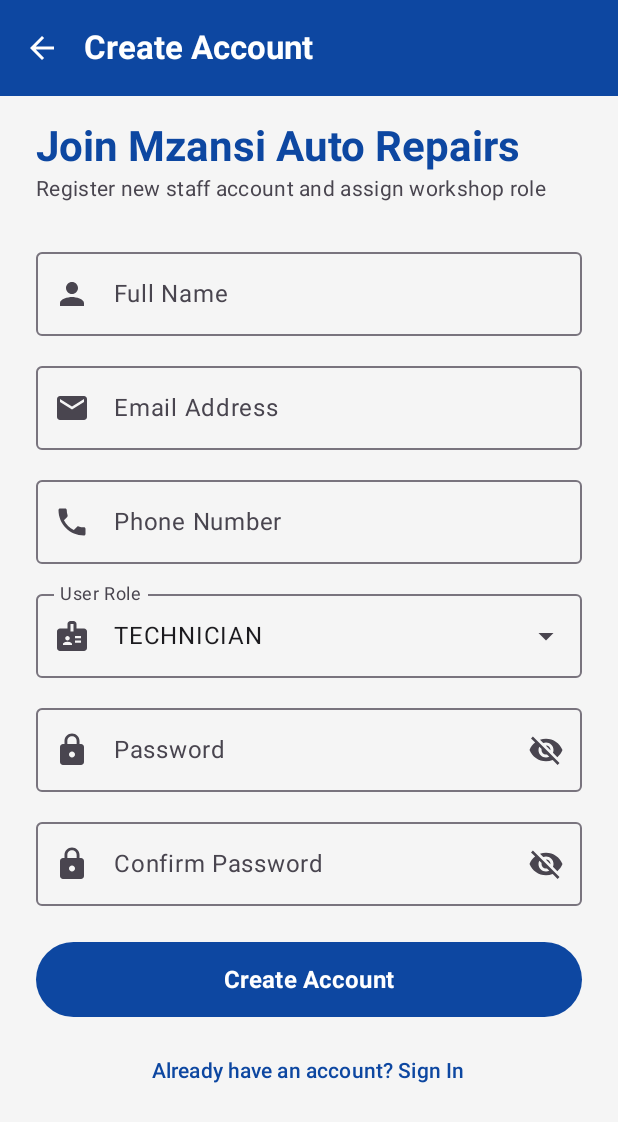
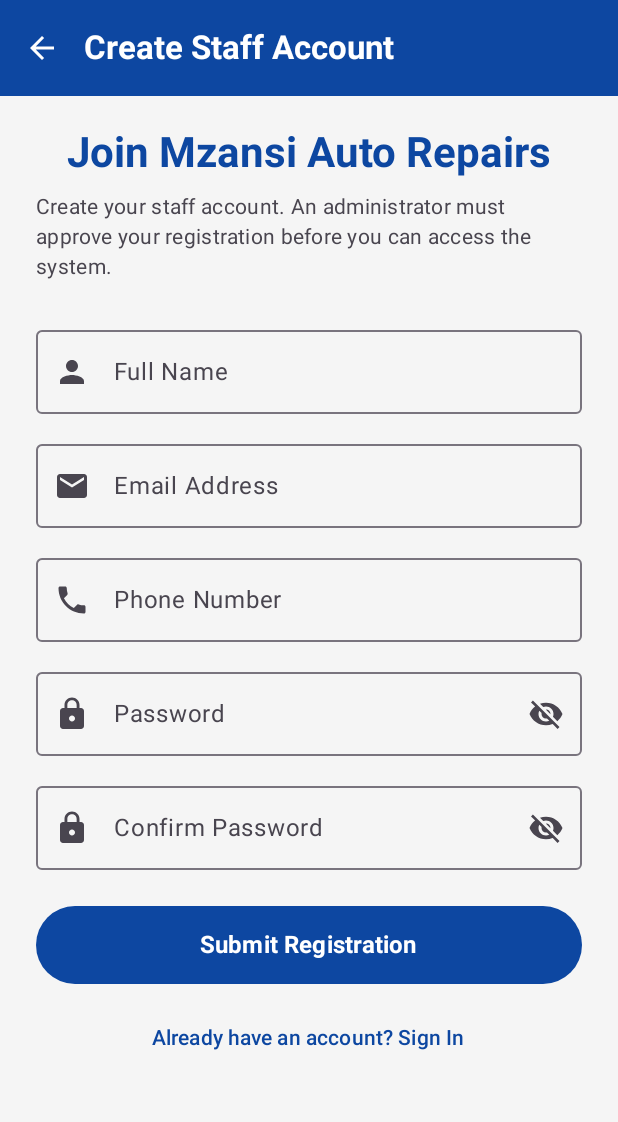
Before and after one commit to NtokozoNolu24/WIL_SEMESTER_2, an Android app built with Jetpack Compose: the RegisterScreen screen opened through its navigation route, on a phone screen of 412 x 824 dp. Shown: the top 1122 px of the screen. Run offline under Robolectric (Android 15) with nearby library versions, the phone set to English and light mode, and no system bars; our stand-ins replace Firebase (no records; nobody signed in at launch, a user with empty details on screens opened directly), Room's generated code.

Commit message:
fixing the problems in our current screen and prevents users from choosing their own roles.

```diff
--- a/app/src/main/java/com/mzansiautorepairs/screens/RegisterScreen.kt
+++ b/app/src/main/java/com/mzansiautorepairs/screens/RegisterScreen.kt
@@ -1,12 +1,10 @@
 package com.mzansiautorepairs.screens
 
-import android.annotation.SuppressLint
 import androidx.compose.foundation.layout.*
 import androidx.compose.foundation.rememberScrollState
 import androidx.compose.foundation.text.KeyboardOptions
 import androidx.compose.foundation.verticalScroll
 import androidx.compose.material.icons.Icons
-import androidx.compose.material.icons.filled.Badge
 import androidx.compose.material.icons.filled.Email
 import androidx.compose.material.icons.filled.Lock
 import androidx.compose.material.icons.filled.Person
@@ -23,7 +21,6 @@ import androidx.compose.ui.text.font.FontWeight
 import androidx.compose.ui.text.input.KeyboardType
 import androidx.compose.ui.text.input.PasswordVisualTransformation
 import androidx.compose.ui.text.input.VisualTransformation
-import androidx.compose.ui.tooling.preview.Preview
 import androidx.compose.ui.unit.dp
 import androidx.compose.ui.unit.sp
 import androidx.navigation.NavController
@@ -32,18 +29,9 @@ import com.mzansiautorepairs.UserRole
 import com.mzansiautorepairs.auth.AuthRepository
 import com.mzansiautorepairs.auth.AuthResult
 import com.mzansiautorepairs.components.MzansiTopBar
-import com.mzansiautorepairs.ui.theme.MzansiAutoRepairsTheme
 import com.mzansiautorepairs.ui.theme.PrimaryDark
 import kotlinx.coroutines.launch
 
-/**
- * RegisterScreen component allowing new staff members to register for an account.
- *
- * @param onNavigateToDashboard Callback invoked when account registration succeeds.
- * @param onNavigateToLogin Callback invoked when navigating back to the login screen.
- * @param onNavigate Generic route navigation callback for flexibility with NavHost.
- */
-@SuppressLint("RememberReturnType")
 @OptIn(ExperimentalMaterial3Api::class)
 @Composable
 fun RegisterScreen(
@@ -51,263 +39,327 @@ fun RegisterScreen(
     onNavigateToLogin: () -> Unit = {},
     onNavigate: ((String) -> Unit)? = null
 ) {
-    // State management in Compose using 'remember { mutableStateOf(...) }':
-    // Stores Full Name input value.
     var fullName by remember { mutableStateOf("") }
-
-    // Stores Email input value.
     var email by remember { mutableStateOf("") }
-
-    // Stores Phone Number input value.
     var phone by remember { mutableStateOf("") }
-
-    // Stores Password input value.
     var password by remember { mutableStateOf("") }
-
-    // Stores Confirm Password input value.
     var confirmPassword by remember { mutableStateOf("") }
 
-    // Toggle states for showing/hiding password characters
-    var isPasswordVisible by remember { mutableStateOf(false) }
-    var isConfirmPasswordVisible by remember { mutableStateOf(false) }
+    var passwordVisible by remember { mutableStateOf(false) }
+    var confirmPasswordVisible by remember { mutableStateOf(false) }
 
-    // Dropdown state for selecting UserRole enum (ADMIN, RECEPTIONIST, TECHNICIAN)
-    var selectedRole by remember { mutableStateOf(UserRole.TECHNICIAN) }
-    var isRoleDropdownExpanded by remember { mutableStateOf(false) }
+    var errorMessage by remember { mutableStateOf<String?>(null) }
+    var successMessage by remember { mutableStateOf<String?>(null) }
+    var isLoading by remember { mutableStateOf(false) }
 
-    // Navigation helper functions
-    fun handleNavigateToDashboard() {
-        if (onNavigate != null) {
-            onNavigate(Routes.DASHBOARD)
-        } else {
-            onNavigateToDashboard()
-        }
+    val context = LocalContext.current
+    val scope = rememberCoroutineScope()
+
+    val authRepository = remember {
+        AuthRepository(context.applicationContext)
     }
 
-    fun handleNavigateToLogin() {
+    fun navigateToLogin() {
         if (onNavigate != null) {
             onNavigate(Routes.LOGIN)
         } else {
             onNavigateToLogin()
         }
     }
-    // Backend: registration against the Room database
-    val context = LocalContext.current
-    val scope = rememberCoroutineScope()
-    val authRepo = Box {
-        remember { AuthRepository(context.applicationContext) }
-    }
-    var errorMessage by remember { mutableStateOf<String?>(null) }
-    var isLoading by remember { mutableStateOf(false) }
 
     Scaffold(
         topBar = {
-            // Top App Bar with back button navigating to Login screen
             MzansiTopBar(
-                title = "Create Account",
-                onBackClick = { handleNavigateToLogin() }
+                title = "Create Staff Account",
+                onBackClick = { navigateToLogin() }
             )
-        },
-        modifier = Modifier.fillMaxSize()
-    ) { innerPadding ->
+        }
+    ) { padding ->
+
         Column(
             modifier = Modifier
                 .fillMaxSize()
-                .padding(innerPadding)
+                .padding(padding)
                 .padding(horizontal = 24.dp)
                 .verticalScroll(rememberScrollState()),
             horizontalAlignment = Alignment.CenterHorizontally
         ) {
-            Spacer(modifier = Modifier.height(16.dp))
+
+            Spacer(Modifier.height(20.dp))
 
             Text(
                 text = "Join Mzansi Auto Repairs",
                 style = MaterialTheme.typography.headlineMedium,
                 fontWeight = FontWeight.Bold,
-                color = PrimaryDark,
-                modifier = Modifier.align(Alignment.Start)
+                color = PrimaryDark
             )
 
+            Spacer(Modifier.height(8.dp))
+
             Text(
-                text = "Register new staff account and assign workshop role",
+                text = "Create your staff account. An administrator must approve your registration before you can access the system.",
                 style = MaterialTheme.typography.bodyMedium,
-                color = MaterialTheme.colorScheme.onSurfaceVariant,
-                modifier = Modifier.align(Alignment.Start)
+                color = MaterialTheme.colorScheme.onSurfaceVariant
             )
 
-            Spacer(modifier = Modifier.height(24.dp))
+            Spacer(Modifier.height(24.dp))
 
-            // Full Name Input Field
             OutlinedTextField(
                 value = fullName,
-                onValueChange = { fullName = it },
+                onValueChange = {
+                    fullName = it
+                    errorMessage = null
+                },
                 label = { Text("Full Name") },
                 leadingIcon = {
-                    Icon(imageVector = Icons.Default.Person, contentDescription = "Full Name")
+                    Icon(Icons.Default.Person, contentDescription = null)
                 },
                 singleLine = true,
-                modifier = Modifier.fillMaxWidth()
+                modifier = Modifier.fillMaxWidth(),
+                enabled = !isLoading
             )
 
-            Spacer(modifier = Modifier.height(12.dp))
+            Spacer(Modifier.height(12.dp))
 
-            // Email Input Field
             OutlinedTextField(
                 value = email,
-                onValueChange = { email = it },
+                onValueChange = {
+                    email = it
+                    errorMessage = null
+                },
                 label = { Text("Email Address") },
                 leadingIcon = {
-                    Icon(imageVector = Icons.Default.Email, contentDescription = "Email")
+                    Icon(Icons.Default.Email, contentDescription = null)
                 },
+                keyboardOptions = KeyboardOptions(
+                    keyboardType = KeyboardType.Email
+                ),
                 singleLine = true,
-                keyboardOptions = KeyboardOptions(keyboardType = KeyboardType.Email),
-                modifier = Modifier.fillMaxWidth()
+                modifier = Modifier.fillMaxWidth(),
+                enabled = !isLoading
             )
 
-            Spacer(modifier = Modifier.height(12.dp))
+            Spacer(Modifier.height(12.dp))
 
-            // Phone Number Input Field
             OutlinedTextField(
                 value = phone,
-                onValueChange = { phone = it },
+                onValueChange = {
+                    phone = it
+                    errorMessage = null
+                },
                 label = { Text("Phone Number") },
                 leadingIcon = {
-                    Icon(imageVector = Icons.Default.Phone, contentDescription = "Phone")
+                    Icon(Icons.Default.Phone, contentDescription = null)
                 },
+                keyboardOptions = KeyboardOptions(
+                    keyboardType = KeyboardType.Phone
+                ),
                 singleLine = true,
-                keyboardOptions = KeyboardOptions(keyboardType = KeyboardType.Phone),
-                modifier = Modifier.fillMaxWidth()
+                modifier = Modifier.fillMaxWidth(),
+                enabled = !isLoading
             )
 
-            Spacer(modifier = Modifier.height(12.dp))
+            Spacer(Modifier.height(12.dp))
 
-            // ExposedDropdownMenuBox for selecting UserRole
-            ExposedDropdownMenuBox(
-                expanded = isRoleDropdownExpanded,
-                onExpandedChange = { isRoleDropdownExpanded = !isRoleDropdownExpanded },
-                modifier = Modifier.fillMaxWidth()
-            ) {
             OutlinedTextField(
-                    value = selectedRole.name,
-                    onValueChange = {},
-                    readOnly = true,
-                    label = { Text("User Role") },
+                value = password,
+                onValueChange = {
+                    password = it
+                    errorMessage = null
+                },
+                label = { Text("Password") },
                 leadingIcon = {
-                        Icon(imageVector = Icons.Default.Badge, contentDescription = "Role")
+                    Icon(Icons.Default.Lock, contentDescription = null)
                 },
                 trailingIcon = {
-                        ExposedDropdownMenuDefaults.TrailingIcon(expanded = isRoleDropdownExpanded)
-                    },
-                    colors = ExposedDropdownMenuDefaults.outlinedTextFieldColors(),
-                    modifier = Modifier
-                        .menuAnchor()
-                        .fillMaxWidth()
-                )
-                ExposedDropdownMenu(
-                    expanded = isRoleDropdownExpanded,
-                    onDismissRequest = { isRoleDropdownExpanded = false }
+                    IconButton(
+                        onClick = {
+                            passwordVisible = !passwordVisible
+                        }
                     ) {
-                    UserRole.entries.forEach { role ->
-                        DropdownMenuItem(
-                            text = { Text(role.name) },
-                            onClick = {
-                                selectedRole = role
-                                isRoleDropdownExpanded = false
-                            }
+                        Icon(
+                            imageVector = if (passwordVisible)
+                                Icons.Default.Visibility
+                            else
+                                Icons.Default.VisibilityOff,
+                            contentDescription = "Toggle password visibility"
                         )
                     }
-                }
-            }
+                },
+                visualTransformation = if (passwordVisible)
+                    VisualTransformation.None
+                else
+                    PasswordVisualTransformation(),
+                keyboardOptions = KeyboardOptions(
+                    keyboardType = KeyboardType.Password
+                ),
+                singleLine = true,
+                modifier = Modifier.fillMaxWidth(),
+                enabled = !isLoading
+            )
 
-            Spacer(modifier = Modifier.height(12.dp))
+            Spacer(Modifier.height(12.dp))
 
-            // Password Input Field with Toggle Visibility
             OutlinedTextField(
-                value = password,
-                onValueChange = { password = it },
-                label = { Text("Password") },
+                value = confirmPassword,
+                onValueChange = {
+                    confirmPassword = it
+                    errorMessage = null
+                },
+                label = { Text("Confirm Password") },
                 leadingIcon = {
-                    Icon(imageVector = Icons.Default.Lock, contentDescription = "Password")
+                    Icon(Icons.Default.Lock, contentDescription = null)
                 },
                 trailingIcon = {
-                    val image = if (isPasswordVisible) Icons.Default.Visibility else Icons.Default.VisibilityOff
-                    IconButton(onClick = { isPasswordVisible = !isPasswordVisible }) {
-                        Icon(imageVector = image, contentDescription = "Toggle password visibility")
+                    IconButton(
+                        onClick = {
+                            confirmPasswordVisible =
+                                !confirmPasswordVisible
+                        }
+                    ) {
+                        Icon(
+                            imageVector = if (confirmPasswordVisible)
+                                Icons.Default.Visibility
+                            else
+                                Icons.Default.VisibilityOff,
+                            contentDescription = "Toggle confirm password visibility"
+                        )
                     }
                 },
+                visualTransformation = if (confirmPasswordVisible)
+                    VisualTransformation.None
+                else
+                    PasswordVisualTransformation(),
+                keyboardOptions = KeyboardOptions(
+                    keyboardType = KeyboardType.Password
+                ),
                 singleLine = true,
-                visualTransformation = if (isPasswordVisible) VisualTransformation.None else PasswordVisualTransformation(),
-                keyboardOptions = KeyboardOptions(keyboardType = KeyboardType.Password),
-                modifier = Modifier.fillMaxWidth()
-            )
-
-            Spacer(modifier = Modifier.height(12.dp))
-
-            // Confirm Password Input Field with Toggle Visibility
-            OutlinedTextField(
-                value = confirmPassword,
-                onValueChange = { confirmPassword = it },
-                label = { Text("Confirm Password") },
-                leadingIcon = {
-                    Icon(imageVector = Icons.Default.Lock, contentDescription = "Confirm Password")
-                },
-                trailingIcon = {
-                    val image = if (isConfirmPasswordVisible) Icons.Default.Visibility else Icons.Default.VisibilityOff
-                    IconButton(onClick = { isConfirmPasswordVisible = !isConfirmPasswordVisible }) {
-                        Icon(imageVector = image, contentDescription = "Toggle confirm password visibility")
-                    }
-                },
-                singleLine = true,
-                visualTransformation = if (isConfirmPasswordVisible) VisualTransformation.None else PasswordVisualTransformation(),
-                keyboardOptions = KeyboardOptions(keyboardType = KeyboardType.Password),
-                modifier = Modifier.fillMaxWidth()
+                modifier = Modifier.fillMaxWidth(),
+                enabled = !isLoading
             )
 
             errorMessage?.let {
-                Spacer(modifier = Modifier.height(12.dp))
-                Text(text = it, color = MaterialTheme.colorScheme.error, style = MaterialTheme.typography.bodyMedium,
-                    modifier = Modifier.align(Alignment.Start))
+                Spacer(Modifier.height(12.dp))
+                Text(
+                    text = it,
+                    color = MaterialTheme.colorScheme.error,
+                    modifier = Modifier.fillMaxWidth()
+                )
             }
 
-            Spacer(modifier = Modifier.height(24.dp))
+            successMessage?.let {
+                Spacer(Modifier.height(12.dp))
+                Text(
+                    text = it,
+                    color = MaterialTheme.colorScheme.primary,
+                    modifier = Modifier.fillMaxWidth()
+                )
+            }
 
-            // "Create Account" Button -> validates, saves the user (hashed password), then goes to Dashboard
+            Spacer(Modifier.height(24.dp))
+
             Button(
                 enabled = !isLoading,
                 onClick = {
                     errorMessage = null
+                    successMessage = null
+
+                    val cleanEmail = email.trim().lowercase()
+
+                    when {
+                        fullName.isBlank() ->
+                            errorMessage = "Enter your full name."
+
+                        !android.util.Patterns.EMAIL_ADDRESS
+                            .matcher(cleanEmail).matches() ->
+                            errorMessage = "Enter a valid email address."
+
+                        phone.filter { it.isDigit() }.length < 10 ->
+                            errorMessage = "Enter a valid phone number."
+
+                        password.length < 8 ->
+                            errorMessage = "Password must have at least 8 characters."
+
+                        !password.any { it.isLetter() } ||
+                                !password.any { it.isDigit() } ->
+                            errorMessage = "Password must contain letters and numbers."
+
+                        password != confirmPassword ->
+                            errorMessage = "Passwords do not match."
+
+                        else -> {
                             isLoading = true
+
                             scope.launch {
-                        when (val result = authRepo.register(fullName, email, phone, password, confirmPassword, selectedRole)) {
-                            is AuthResult.Success -> handleNavigateToDashboard()
-                            is AuthResult.Error -> errorMessage = result.message
+                                try {
+                                    /*
+                                     * The registration repository must create
+                                     * a Firebase account and save a PENDING
+                                     * profile. The role must be assigned by
+                                     * an authorised administrator.
+                                     */
+                                    val result = authRepository.register(
+                                        fullName = fullName.trim(),
+                                        email = cleanEmail,
+                                        phone = phone.trim(),
+                                        password = password,
+                                        confirmPassword = confirmPassword,
+                                        role = UserRole.RECEPTIONIST
+                                    )
+
+                                    when (result) {
+                                        is AuthResult.Success -> {
+                                            successMessage =
+                                                "Registration submitted. Your account requires administrator approval."
+
+                                            fullName = ""
+                                            email = ""
+                                            phone = ""
+                                            password = ""
+                                            confirmPassword = ""
                                         }
+
+                                        is AuthResult.Error -> {
+                                            errorMessage = result.message
+                                        }
+                                    }
+                                } catch (e: Exception) {
+                                    errorMessage =
+                                        "Registration failed. Please try again."
+                                } finally {
                                     isLoading = false
+                                }
+                            }
+                        }
                     }
                 },
                 modifier = Modifier
                     .fillMaxWidth()
-                    .height(50.dp),
-                colors = ButtonDefaults.buttonColors(containerColor = PrimaryDark)
+                    .height(52.dp),
+                colors = ButtonDefaults.buttonColors(
+                    containerColor = PrimaryDark
+                )
             ) {
                 if (isLoading) {
-                    CircularProgressIndicator(modifier = Modifier.size(22.dp), color = Color.White, strokeWidth = 2.dp)
+                    CircularProgressIndicator(
+                        modifier = Modifier.size(22.dp),
+                        color = Color.White,
+                        strokeWidth = 2.dp
+                    )
                 } else {
                     Text(
-                        text = "Create Account",
+                        text = "Submit Registration",
                         fontSize = 16.sp,
                         fontWeight = FontWeight.Bold
                     )
                 }
             }
 
-            Spacer(modifier = Modifier.height(12.dp))
+            Spacer(Modifier.height(12.dp))
 
-            // Link navigating back to Login screen
             TextButton(
-                onClick = {
-                    handleNavigateToLogin()
-                }
+                enabled = !isLoading,
+                onClick = { navigateToLogin() }
             ) {
                 Text(
                     text = "Already have an account? Sign In",
@@ -315,36 +367,16 @@ fun RegisterScreen(
                 )
             }
 
-            Spacer(modifier = Modifier.height(24.dp))
+            Spacer(Modifier.height(24.dp))
         }
     }
 }
 
-private fun Unit.register(
-    fullName: String,
-    email: String,
-    phone: String,
-    password: String,
-    confirmPassword: String,
-    selectedRole: UserRole
-) {
-            TODO("Not yet implemented")
-}
-
-/**
- * Overload accepting NavController directly.
- */
 @Composable
 fun RegisterScreen(navController: NavController) {
     RegisterScreen(
-        onNavigate = { route -> navController.navigate(route) }
+        onNavigate = { route ->
+            navController.navigate(route)
+        }
     )
 }
-
-@Preview(showBackground = true)
-@Composable
-fun RegisterScreenPreview() {
-    MzansiAutoRepairsTheme {
-        RegisterScreen()
-    }
-}
```
Lines whose indentation alone changed are shown as unchanged.
